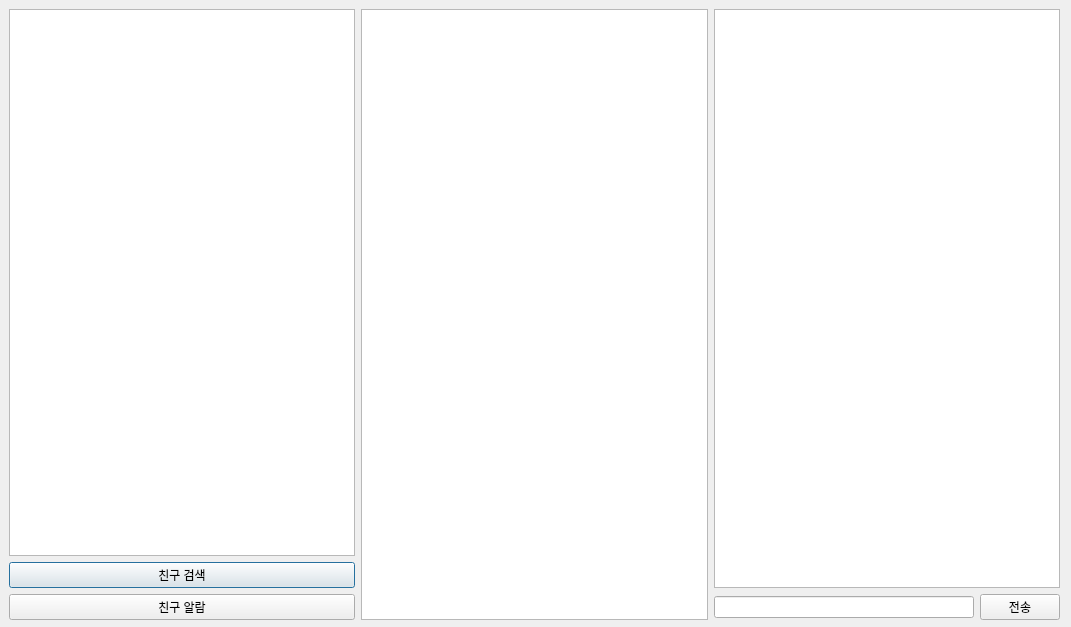
The window that QT/Client/chatting.ui (paxcho1/OOP-Project) describes before a commit, drawn with Qt 5.
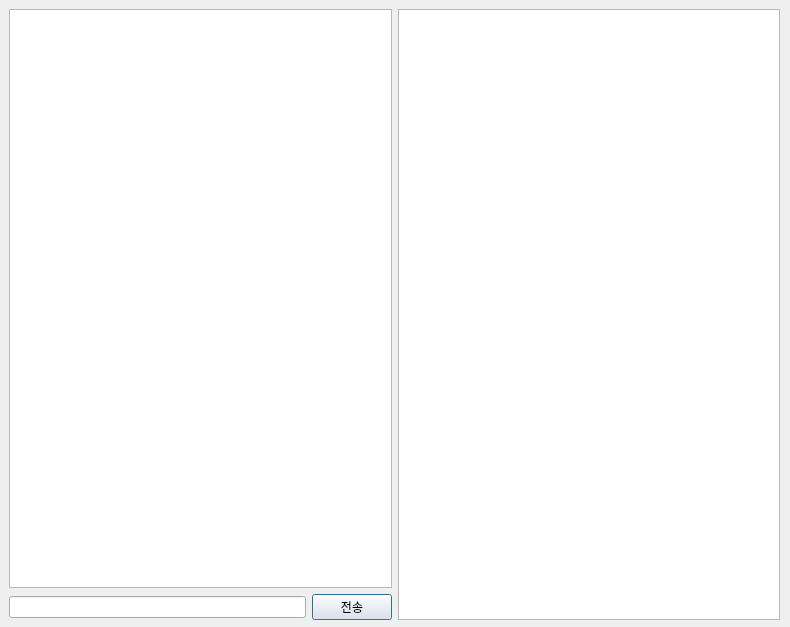
The same window after the commit.

```diff
--- a/QT/Client/chatting.ui
+++ b/QT/Client/chatting.ui
@@ -6,7 +6,7 @@
    <rect>
     <x>0</x>
     <y>0</y>
-    <width>1071</width>
+    <width>790</width>
     <height>627</height>
    </rect>
   </property>
@@ -18,50 +18,11 @@
     <rect>
      <x>9</x>
      <y>9</y>
-     <width>1051</width>
+     <width>771</width>
      <height>611</height>
     </rect>
    </property>
    <layout class="QHBoxLayout" name="TotalLayout">
-    <item>
-     <layout class="QVBoxLayout" name="Friend_Layout">
-      <property name="rightMargin">
-       <number>0</number>
-      </property>
-      <item>
-       <widget class="QListWidget" name="Friend_List">
-        <property name="font">
-         <font>
-          <pointsize>14</pointsize>
-         </font>
-        </property>
-       </widget>
-      </item>
-      <item>
-       <widget class="QPushButton" name="Friendsearch_btn">
-        <property name="text">
-         <string>친구 검색</string>
-        </property>
-       </widget>
-      </item>
-      <item>
-       <widget class="QPushButton" name="Friendalarm_btn">
-        <property name="text">
-         <string>친구 알람</string>
-        </property>
-       </widget>
-      </item>
-     </layout>
-    </item>
-    <item>
-     <widget class="QListWidget" name="Chatroom_List">
-      <property name="font">
-       <font>
-        <pointsize>14</pointsize>
-       </font>
-      </property>
-     </widget>
-    </item>
     <item>
      <layout class="QVBoxLayout" name="Chatting_Layout">
       <property name="rightMargin">
@@ -101,6 +62,16 @@
       </item>
      </layout>
     </item>
+    <item>
+     <layout class="QVBoxLayout" name="verticalLayout">
+      <property name="rightMargin">
+       <number>0</number>
+      </property>
+      <item>
+       <widget class="QListWidget" name="listWidget"/>
+      </item>
+     </layout>
+    </item>
    </layout>
   </widget>
  </widget>
```
